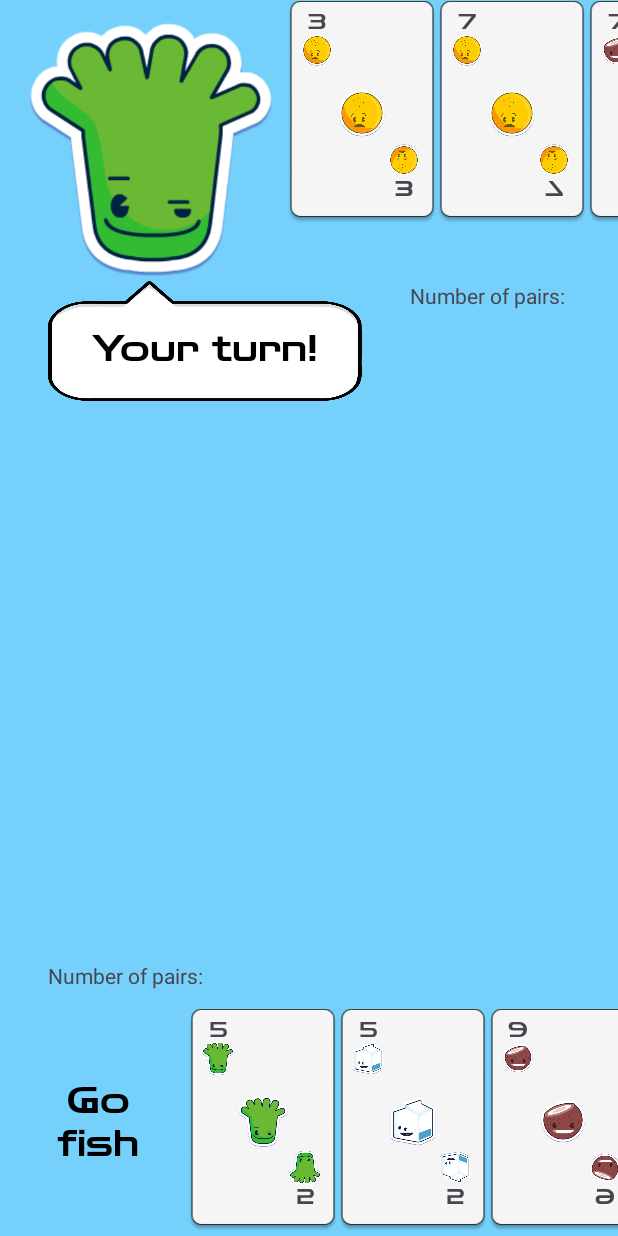
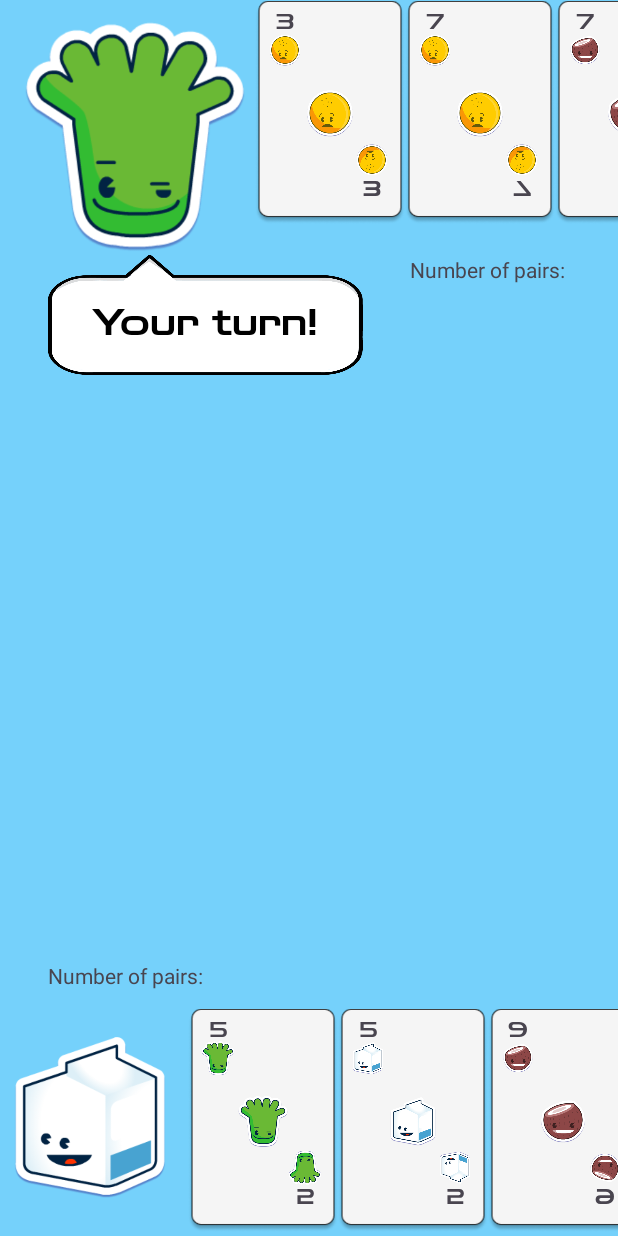
Before and after one commit to jonasbondesson84/ma23_kotlin_CardGame, an Android app: the fragment GameMode1Fragment placed in its activity, on a phone screen of 412 x 824 dp. Run offline under Robolectric (Android 15) with nearby library versions, the phone set to English and light mode, and no system bars.

Commit message:
fixed ui in game2

```diff
--- a/app/src/main/java/com/example/cardgame/GameMode1Fragment.kt
+++ b/app/src/main/java/com/example/cardgame/GameMode1Fragment.kt
@@ -22,6 +22,7 @@ import kotlinx.coroutines.withContext
 // the fragment initialization parameters, e.g. ARG_ITEM_NUMBER
 private const val ARG_PARAM1 = "param1"
 private const val ARG_PARAM2 = "param2"
+private const val TIMER_TEXT = 1000L
 
 /**
  * A simple [Fragment] subclass.
@@ -45,6 +46,11 @@ class GameMode1Fragment : Fragment() {
     lateinit var imGoFishButton: ImageView
     lateinit var tvAINumberOfPairs: TextView
     lateinit var tvPlayerNumberOfPairs: TextView
+    lateinit var tvGoFishButton: TextView
+    lateinit var tvPlayerText: TextView
+    lateinit var imAIText: ImageView
+    lateinit var imPlayerText: ImageView
+    lateinit var imPLayerIcon: ImageView
    // var AIdeckOfCard = mutableListOf<Card>()
   //  var humandeckOfCard = mutableListOf<Card>()
     var deckOfCard = deckOfCard().deckOfCard
@@ -61,7 +67,7 @@ class GameMode1Fragment : Fragment() {
 
     var randomCardNumber = 0
 
-    val player = Player("human", mutableListOf(), mutableMapOf(), 0 ,0)
+    val human = Player("human", mutableListOf(), mutableMapOf(), 0 ,0)
     val ai = Player("computer", mutableListOf(), mutableMapOf(), 0, 0)
 
 
@@ -94,7 +100,7 @@ class GameMode1Fragment : Fragment() {
         rvHumanCards = view.findViewById(R.id.rvHumanCards)
         rvHumanCards.layoutManager =
             LinearLayoutManager(view.context, LinearLayoutManager.HORIZONTAL, false)
-        val adapterHuman = HandOfCardsAdapter(view.context, player.deck)
+        val adapterHuman = HandOfCardsAdapter(view.context, human.deck)
         rvHumanCards.adapter = adapterHuman
 
         imCardCenter = view.findViewById(R.id.imCardCenter2)
@@ -108,19 +114,25 @@ class GameMode1Fragment : Fragment() {
         imGoFishButton = view.findViewById(R.id.imGoFishButton)
         tvAINumberOfPairs = view.findViewById(R.id.tvAInumberOfPairs)
         tvPlayerNumberOfPairs = view.findViewById(R.id.tvPlayerNumberOfPairs)
+        tvGoFishButton = view.findViewById(R.id.tvGoFishButton)
+        tvPlayerText = view.findViewById(R.id.tvPlayerText)
+        imAIText = view.findViewById(R.id.imAIText)
+        imPlayerText = view.findViewById(R.id.imPlayerText)
+        imPLayerIcon = view.findViewById(R.id.imPLayerIcon)
 
         createHands()
         clDrawCard.visibility = View.INVISIBLE
         clDeck.visibility = View.INVISIBLE
-        imGoFishButton.visibility = View.INVISIBLE
+        hideGoFishButton()
         tvAIText.text = "Your turn!"
+        hidePlayerText()
 
 
         val imDeckOfCard = view.findViewById<ImageView>(R.id.imDeck)
 
         imDeckOfCard.setOnClickListener() {
            // if(!timerClickCheck) {
-                drawCardFromDeck(player.deck, player.deckMap, player)
+                drawCardFromDeck(human.deck, human.deckMap, human)
           //  }
         }
 
@@ -137,9 +149,9 @@ class GameMode1Fragment : Fragment() {
                     if (pickedCardForAnswer.number == randomCardNumber) {
                         exchangeCards(
                             pickedCardForAnswer.number,
-                            player.deck,
+                            human.deck,
                             ai.deck,
-                            ai.deckMap, player.deckMap, ai
+                            ai.deckMap, human.deckMap, ai
                         )
                         aiTurnAnswer = false
 
@@ -151,8 +163,19 @@ class GameMode1Fragment : Fragment() {
         imGoFishButton.setOnClickListener() {
 //            if(!timerClickCheck) {
                 if (aiTurn) {
-                    drawCardFromDeck(ai.deck, ai.deckMap, ai)
-                    imGoFishButton.visibility = View.INVISIBLE
+                    showPlayerText()
+                    tvPlayerText.text = "GO FISH"
+                    tvAIText.text = "Darn' it!"
+                    timerScope.launch {
+                        withContext(Dispatchers.Main) {
+                            delay(TIMER_TEXT)
+                            drawCardFromDeck(ai.deck, ai.deckMap, ai)
+                            hidePlayerText()
+
+                        }
+                    }
+                    hideGoFishButton()
+
                 }
 //            }
         }
@@ -186,12 +209,11 @@ class GameMode1Fragment : Fragment() {
             ai.deck.add(deckOfCard.first())
             recalculateMap( ai.deckMap, ai.deck)
             deckOfCard.remove(deckOfCard.first())
-            player.deck.add(deckOfCard.first())
-            recalculateMap( player.deckMap, player.deck)
+            human.deck.add(deckOfCard.first())
+            recalculateMap( human.deckMap, human.deck)
             deckOfCard.remove(deckOfCard.first())
-          //  Log.d("!!!", player.deck.size.toString())
         }
-        sortHand(player.deck)
+        sortHand(human.deck)
         sortHand(ai.deck)
         updateHandView()
     }
@@ -211,12 +233,12 @@ class GameMode1Fragment : Fragment() {
 
             deckOfCard.remove(drawnCard)
             sortHand(deck)
-//            printMap()
+
             checkForPairs(deckMap, deck, player)
 
             timerScope.launch {
                 withContext(Dispatchers.Main) {
-                    delay(1000L)
+                    delay(TIMER_TEXT)
                     clDrawCard.visibility = View.INVISIBLE
                     clDeck.visibility = View.INVISIBLE
                     if (!aiTurn) {
@@ -228,7 +250,7 @@ class GameMode1Fragment : Fragment() {
                         aiTurnAnswer = false
                         tvAIText.text = " Your turn!"
                     }
-//                    timerClickCheck= false
+
                 }
             }
         }
@@ -244,19 +266,29 @@ class GameMode1Fragment : Fragment() {
         for ((key, value) in deckMap) {
             if (value == 4) {
                 player.numberOfPairs++
+                Log.d("!!!", player.name)
                 deckMap.remove(key)
-                removeCards(key, deck)
+                removeCards(key, deck, deckMap, player)
                 if(player == ai) {
                     timerScope.launch {
                         withContext(Dispatchers.Main) {
                             tvAIText.text = "I got a pair!"
-                            tvPlayerNumberOfPairs.text = "Number of pairs: ${ai.numberOfPairs}"
-                            delay(1000L)
+                            tvAINumberOfPairs.text = "Number of pairs: ${ai.numberOfPairs}"
+                            delay(TIMER_TEXT)
                         }
                     }
 
                 } else {
-                    tvPlayerNumberOfPairs.text = "Number of pairs: ${player.numberOfPairs}"
+                    timerScope.launch {
+                        withContext(Dispatchers.Main) {
+                            showPlayerText()
+                            tvPlayerText.text = "I've got a pair!"
+                            tvPlayerNumberOfPairs.text = "Number of pairs: ${human.numberOfPairs}"
+                            delay(TIMER_TEXT)
+                            hidePlayerText()
+                        }
+                    }
+
                 }
                 Log.d("!!!", player.name + player.numberOfPairs.toString())
                 break
@@ -264,8 +296,11 @@ class GameMode1Fragment : Fragment() {
         }
     }
 
-    fun removeCards(cardValue: Int, deck: MutableList<Card>) {
+    fun removeCards(cardValue: Int, deck: MutableList<Card>, deckMap: MutableMap<Int, Int>, player: Player) {
         deck.filter { it.number == cardValue }.forEach { deck.remove(it) }
+        if(deck.isEmpty()) {
+            drawCardFromDeck(deck, deckMap, player)
+        }
         updateHandView()
 
     }
@@ -279,7 +314,7 @@ class GameMode1Fragment : Fragment() {
         player: Player
     ) {
         deckFrom.filter { it.number == cardValue }.forEach { deckTo.add(it) }
-        removeCards(cardValue, deckFrom)
+        removeCards(cardValue, deckFrom, deckMapFrom, player)
         recalculateMap(deckMapTo, deckTo)
         recalculateMap(deckMapFrom, deckFrom)
         checkForPairs(deckMapTo, deckTo, player)
@@ -303,11 +338,7 @@ class GameMode1Fragment : Fragment() {
         }
     }
 
-    fun printMap() {
-        for (card in player.deckMap) {
-            Log.d("!!!", card.key.toString() + " " + card.value.toString())
-        }
-    }
+
 
     fun updateHandView() {
         //sortHand(deck)
@@ -319,7 +350,7 @@ class GameMode1Fragment : Fragment() {
         if(aiTurn ) {
             timerScope.launch {
                 withContext(Dispatchers.Main) {
-                    delay(1000L)
+                    delay(TIMER_TEXT)
                     tvAIText.text = "I may go again."
                 }
 
@@ -329,15 +360,15 @@ class GameMode1Fragment : Fragment() {
         timerScope.launch {
             withContext(Dispatchers.Main) {
 
-                delay(1000L)
+                delay(TIMER_TEXT)
                 var randomCard = ai.deck.random()
                 randomCardNumber = randomCard.number
                 var showCardSymbol = randomCard.showNumberOnCard(randomCard)
                 tvAIText.text = "Give me all your $showCardSymbol"
                 aiTurnAnswer = true
                 aiTurn = true
-                if( randomCard !in player.deck) {
-                    imGoFishButton.visibility = View.VISIBLE
+                if(human.deck.filter { it.number == randomCardNumber }.isEmpty()) {
+                    showGoFishButton()
                 }
             }
         }
@@ -355,12 +386,12 @@ class GameMode1Fragment : Fragment() {
                     exchangeCards(
                         safeCard.number,
                         ai.deck,
-                        player.deck,
-                        player.deckMap, ai.deckMap, player
+                        human.deck,
+                        human.deckMap, ai.deckMap, human
                     )
                     timerScope.launch {
                         withContext(Dispatchers.Main) {
-                            delay(1000L)
+                            delay(TIMER_TEXT)
                             tvAIText.text = "Your may go again."
 //                            timerClickCheck= false
                         }
@@ -372,19 +403,47 @@ class GameMode1Fragment : Fragment() {
                     clDeck.visibility = View.VISIBLE
 //                    timerClickCheck = false
 
-                    //drawCardFromDeck(humandeckOfCard, humanDeckNumbersOnly)
+
                 }
 
             }
         }
-        sortHand(player.deck)
+        sortHand(human.deck)
         sortHand(ai.deck)
         updateHandView()
-//        timerClickCheck = false
 
-        //Select card
-        //AI checks for card
-        //If has card - gives all of value
-        //If not has card - take from deck
+    }
+
+    fun hidePlayerText() {
+        imPlayerText.visibility = View.INVISIBLE
+        tvPlayerText.visibility = View.INVISIBLE
+    }
+
+    fun showPlayerText() {
+        imPlayerText.visibility = View.VISIBLE
+        tvPlayerText.visibility = View.VISIBLE
+    }
+
+    fun hideAIText() {
+        imAIText.visibility = View.INVISIBLE
+        tvAIText.visibility = View.INVISIBLE
+
+    }
+
+    fun showAIText() {
+        imAIText.visibility = View.VISIBLE
+        tvAIText.visibility = View.VISIBLE
+    }
+
+    fun hideGoFishButton() {
+        imGoFishButton.visibility = View.INVISIBLE
+        tvGoFishButton.visibility = View.VISIBLE
+        imPLayerIcon.visibility = View.VISIBLE
+    }
+
+    fun showGoFishButton() {
+        imGoFishButton.visibility = View.VISIBLE
+        tvGoFishButton.visibility = View.VISIBLE
+        imPLayerIcon.visibility = View.INVISIBLE
     }
 }
--- a/app/src/main/res/layout/fragment_game_mode1.xml
+++ b/app/src/main/res/layout/fragment_game_mode1.xml
@@ -22,8 +22,8 @@
 
         <ImageView
             android:id="@+id/imageView15"
-            android:layout_width="181dp"
-            android:layout_height="177dp"
+            android:layout_width="160dp"
+            android:layout_height="160dp"
             android:layout_marginStart="10dp"
             android:layout_marginTop="10dp"
             android:src="@drawable/characters_0005"
@@ -31,8 +31,8 @@
             app:layout_constraintTop_toTopOf="parent" />
 
         <ImageView
-            android:id="@+id/imageView16"
-            android:layout_width="209dp"
+            android:id="@+id/imAIText"
+            android:layout_width="210dp"
             android:layout_height="80dp"
             android:layout_marginStart="32dp"
             android:rotationX="180"
@@ -50,10 +50,10 @@
             android:text="GO FISH!"
             android:textColor="@color/black"
             android:textSize="24sp"
-            app:layout_constraintBottom_toBottomOf="@+id/imageView16"
-            app:layout_constraintEnd_toEndOf="@+id/imageView16"
-            app:layout_constraintStart_toStartOf="@+id/imageView16"
-            app:layout_constraintTop_toTopOf="@+id/imageView16" />
+            app:layout_constraintBottom_toBottomOf="@+id/imAIText"
+            app:layout_constraintEnd_toEndOf="@+id/imAIText"
+            app:layout_constraintStart_toStartOf="@+id/imAIText"
+            app:layout_constraintTop_toTopOf="@+id/imAIText" />
 
         <androidx.constraintlayout.widget.ConstraintLayout
             android:id="@+id/clDeck"
@@ -125,6 +125,8 @@
                     android:id="@+id/tvCardBottomRight2"
                     android:layout_width="24dp"
                     android:layout_height="16dp"
+                    android:layout_marginEnd="5dp"
+                    android:layout_marginBottom="15dp"
                     android:fontFamily="@font/zen_dots"
                     android:rotationX="180"
                     android:text="TextView"
@@ -185,7 +187,7 @@
             android:layout_marginEnd="32dp"
             android:text="Number of pairs: "
             app:layout_constraintEnd_toEndOf="parent"
-            app:layout_constraintTop_toTopOf="@+id/imageView16" />
+            app:layout_constraintTop_toTopOf="@+id/imAIText" />
 
         <TextView
             android:id="@+id/tvPlayerNumberOfPairs"
@@ -196,5 +198,36 @@
             android:text="Number of pairs:"
             app:layout_constraintBottom_toTopOf="@+id/imGoFishButton"
             app:layout_constraintStart_toStartOf="parent" />
+
+        <ImageView
+            android:id="@+id/imPlayerText"
+            android:layout_width="210dp"
+            android:layout_height="80dp"
+            android:layout_marginStart="32dp"
+            android:scaleType="fitXY"
+            android:src="@drawable/textbox_blank_side"
+            app:layout_constraintBottom_toTopOf="@+id/imGoFishButton"
+            app:layout_constraintStart_toStartOf="parent" />
+
+        <TextView
+            android:id="@+id/tvPlayerText"
+            android:layout_width="wrap_content"
+            android:layout_height="wrap_content"
+            android:fontFamily="@font/zen_dots"
+            android:text="GO FISH"
+            android:textSize="24sp"
+            android:layout_marginBottom="10dp"
+            app:layout_constraintBottom_toBottomOf="@+id/imPlayerText"
+            app:layout_constraintEnd_toEndOf="@+id/imPlayerText"
+            app:layout_constraintStart_toStartOf="@+id/imPlayerText"
+            app:layout_constraintTop_toTopOf="@+id/imPlayerText" />
+
+        <ImageView
+            android:id="@+id/imPLayerIcon"
+            android:layout_width="120dp"
+            android:layout_height="160dp"
+            android:src="@drawable/characters_0001"
+            app:layout_constraintBottom_toBottomOf="parent"
+            app:layout_constraintStart_toStartOf="parent" />
     </androidx.constraintlayout.widget.ConstraintLayout>
 </FrameLayout>
```
